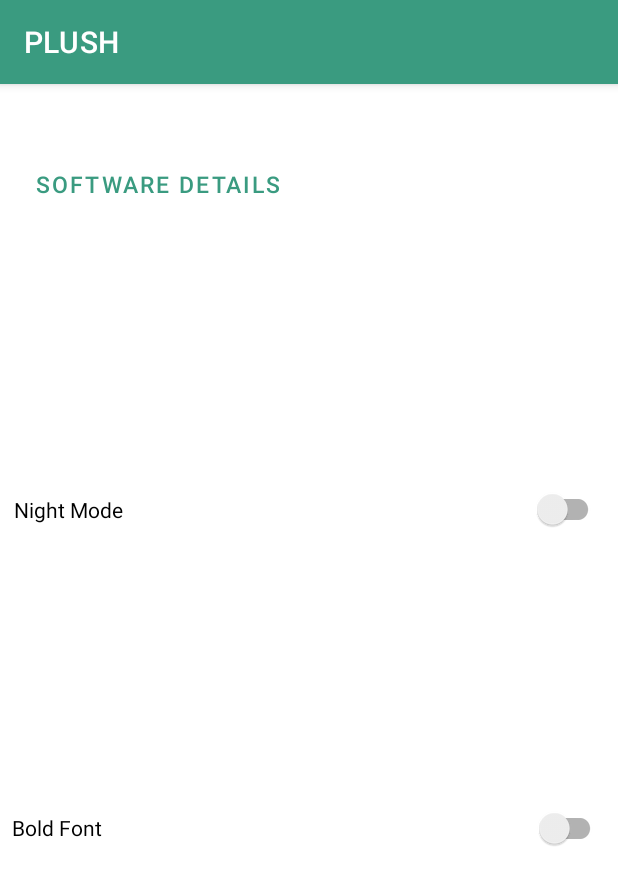
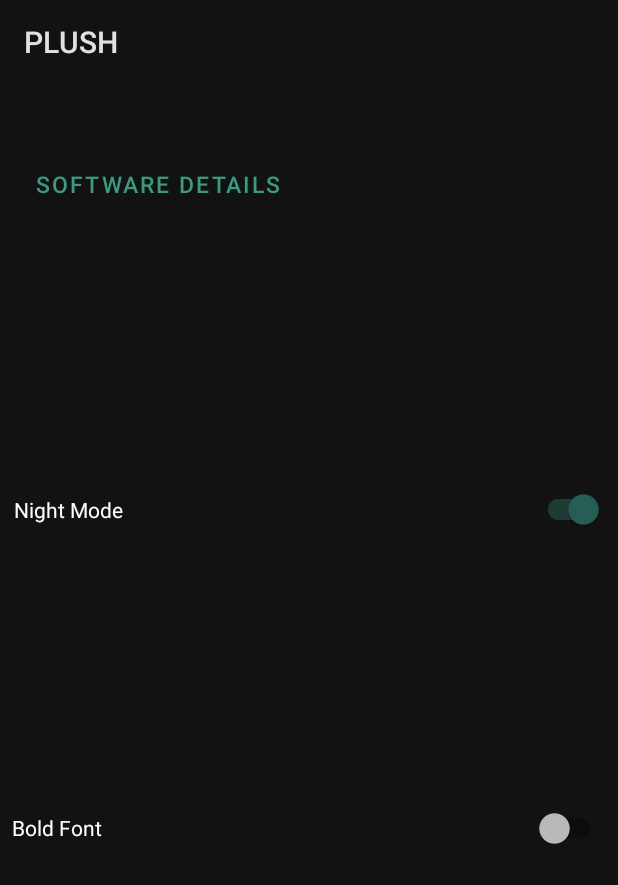
Before and after one commit to ameza2/CS-425-Captsone-PLUSH, an Android app: the StaffSettingsScreen screen opened directly, with no data from a screen before it, on a phone screen of 412 x 824 dp. Shown: the top 885 px of the screen. Run offline under Robolectric (Android 15) with nearby library versions, the light colour scheme and no system bars.

Commit message:
Dark mode in settings implemented
Not sure if there are many bugs though lol..

```diff
--- a/PLUSHApp/app/src/main/java/com/example/plush/StaffSettingsScreen.java
+++ b/PLUSHApp/app/src/main/java/com/example/plush/StaffSettingsScreen.java
@@ -4,6 +4,7 @@ package com.example.plush;
 // Libraries //
 import androidx.appcompat.app.AppCompatActivity;
 import androidx.appcompat.app.AppCompatDelegate;
+import androidx.appcompat.widget.SwitchCompat;
 import androidx.lifecycle.ComputableLiveData;
 
 import android.content.Context;
@@ -21,8 +22,8 @@ import android.widget.Toast;
 public class StaffSettingsScreen extends AppCompatActivity{ // StaffSettingsScreen w/ action activities
 
     Button softwareDetailsButton; // button variable: software details button (redirect user to software info page)
-    Switch darkModeSwitch; // dark mode switch: will change the app's theme to dark mode
-    //SharedPreferences sharedPreferences  =  null;
+    SwitchCompat darkModeSwitch; // dark mode switch: will change the app's theme to dark mode
+    SharedPreferences sharedPreferences  =  null;
 
     /* Initialize Page Activity (Staff Settings Screen) */
     @Override
@@ -31,16 +32,16 @@ public class StaffSettingsScreen extends AppCompatActivity{ // StaffSettingsScre
         setContentView(R.layout.activity_staff_settings_screen);
 
         softwareDetailsButton = (Button) findViewById(R.id.SoftwareDetailsButtonID);
-        //darkModeSwitch = (Switch) findViewById(R.id.darkMode);
+        darkModeSwitch = findViewById(R.id.darkMode);
 
-        /*
+
         // Things for Dark Mode
         sharedPreferences = getSharedPreferences("night", 0);
         Boolean booleanValue = sharedPreferences.getBoolean("night mode", true);
         if (booleanValue){
             AppCompatDelegate.setDefaultNightMode(AppCompatDelegate.MODE_NIGHT_YES);
             darkModeSwitch.setChecked(true);
-        }*/
+        }
 
         /* Software Details Button: used to redirect user to info page illustrating software properties (i.e., version, patch notes, etc.) */
         softwareDetailsButton.setOnClickListener(new View.OnClickListener() {
@@ -50,7 +51,7 @@ public class StaffSettingsScreen extends AppCompatActivity{ // StaffSettingsScre
             }
         });
 
-        /*
+
         // Dark Mode Button: used to turn on and off dark mode
         darkModeSwitch.setOnCheckedChangeListener(new CompoundButton.OnCheckedChangeListener() {
             @Override
@@ -72,7 +73,7 @@ public class StaffSettingsScreen extends AppCompatActivity{ // StaffSettingsScre
 
                 }
             }
-        });*/
+        });
 
 
     }
```
